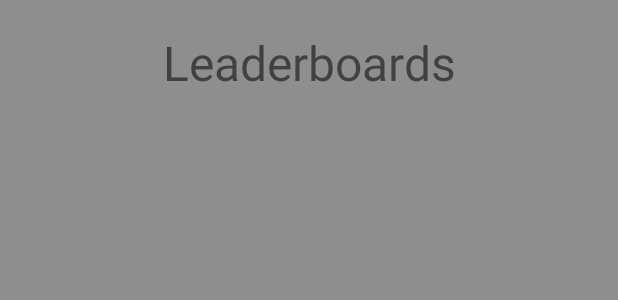
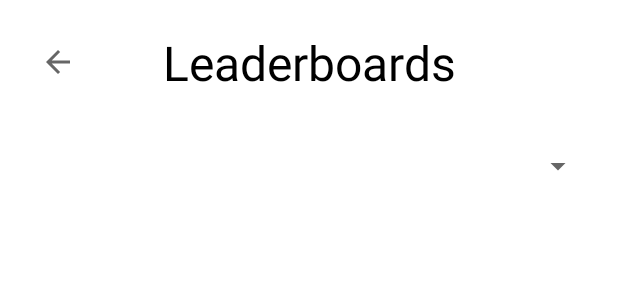
Before and after one commit to Tian99Yu/Matchstickmen-Adventure, an Android app: the layout leaderboard_layout.xml on its own in the app's theme, with its tools: preview values and no code run, on a phone screen of 412 x 824 dp. Shown: the top 300 px of the screen. Run offline under Robolectric (Android 15) with nearby library versions, the light colour scheme and no system bars.

Commit message:
Set app to run in portrait mode. Developed Leaderboard classes following presenter design pattern.

```diff
--- a/phase1/Game/app/src/main/java/com/example/game/MainMenuScreen.java
+++ b/phase1/Game/app/src/main/java/com/example/game/MainMenuScreen.java
@@ -13,13 +13,11 @@ import com.example.game.gamecode.GameView;
 import com.example.game.gamecode.MatchstickMen.MatchstickMenActivity;
 import com.example.game.gamecode.Snake.SnakeActivity;
 import com.example.game.leaderboardcode.LeaderboardActivity;
-import com.example.game.leaderboardcode.LeaderboardManager;
 
 public class MainMenuScreen extends AppCompatActivity {
 
     @Override
     protected void onCreate(Bundle savedInstanceState) {
-        LeaderboardManager lm = new LeaderboardManager(this.getDataDir());
         super.onCreate(savedInstanceState);
         setContentView(R.layout.activity_main_menu_screen);
 
--- a/phase1/Game/app/src/main/res/layout/leaderboard_layout.xml
+++ b/phase1/Game/app/src/main/res/layout/leaderboard_layout.xml
@@ -5,7 +5,19 @@
     android:id="@+id/leaderboardLayout"
     android:layout_width="match_parent"
     android:layout_height="match_parent"
-    android:background="#AD5C5C5C">
+    android:background="#FFFFFF">
+
+    <ImageButton
+        android:id="@+id/closeLeaderboard"
+        android:layout_width="wrap_content"
+        android:layout_height="wrap_content"
+        android:layout_marginEnd="32dp"
+        android:background="#41FFFFFF"
+        app:layout_constraintBottom_toTopOf="@+id/guideline3"
+        app:layout_constraintEnd_toStartOf="@+id/textView2"
+        app:layout_constraintStart_toStartOf="parent"
+        app:layout_constraintTop_toTopOf="parent"
+        app:srcCompat="?attr/actionModeCloseDrawable" />
 
     <androidx.constraintlayout.widget.Guideline
         android:id="@+id/guideline3"
@@ -16,17 +28,19 @@
 
     <TextView
         android:id="@+id/textView2"
-        style="@android:style/Widget.DeviceDefault.TextView"
+        style="@android:style/Widget.Material.Light.TextView"
         android:layout_width="wrap_content"
         android:layout_height="wrap_content"
         android:text="@string/leaderboard_title"
+        android:textColor="#000000"
         android:textSize="32sp"
         app:layout_constraintBottom_toTopOf="@+id/guideline3"
         app:layout_constraintEnd_toEndOf="parent"
         app:layout_constraintStart_toStartOf="parent"
         app:layout_constraintTop_toTopOf="parent" />
 
-    <TableLayout
+    <androidx.constraintlayout.widget.ConstraintLayout
+        android:id="@+id/leaderboardScoreLayout"
         android:layout_width="0dp"
         android:layout_height="0dp"
         android:layout_marginHorizontal="16dp"
@@ -36,20 +50,22 @@
         app:layout_constraintStart_toStartOf="parent"
         app:layout_constraintTop_toTopOf="@+id/guideline3">
 
-        <TableRow
-            android:layout_width="match_parent"
-            android:layout_height="wrap_content" />
+        <Spinner
+            android:id="@+id/gameList"
+            android:layout_width="0dp"
+            android:layout_height="wrap_content"
+            app:layout_constraintEnd_toEndOf="parent"
+            app:layout_constraintStart_toStartOf="parent"
+            app:layout_constraintTop_toTopOf="parent" />
 
-        <TableRow
-            android:layout_width="match_parent"
-            android:layout_height="match_parent" />
+        <TableLayout
+            android:id="@+id/scoreTable"
+            android:layout_width="0dp"
+            android:layout_height="0dp"
+            app:layout_constraintBottom_toBottomOf="parent"
+            app:layout_constraintEnd_toEndOf="parent"
+            app:layout_constraintStart_toStartOf="parent"
+            app:layout_constraintTop_toBottomOf="@+id/gameList" />
+    </androidx.constraintlayout.widget.ConstraintLayout>
 
-        <TableRow
-            android:layout_width="match_parent"
-            android:layout_height="match_parent" />
-
-        <TableRow
-            android:layout_width="match_parent"
-            android:layout_height="match_parent" />
-    </TableLayout>
 </androidx.constraintlayout.widget.ConstraintLayout>
--- a/phase1/Game/app/src/main/res/values/styles.xml
+++ b/phase1/Game/app/src/main/res/values/styles.xml
@@ -15,6 +15,12 @@
         <item name="android:windowContentOverlay">@null</item>
     </style>
 
+    <style name="LeaderboardTheme" parent="Theme.AppCompat.Light.NoActionBar">
+        <item name="android:windowNoTitle">true</item>
+        <item name="android:windowActionBar">false</item>
+        <item name="android:windowFullscreen">false</item>
+    </style>
+
     <style name="FullscreenActionBarStyle" parent="Widget.AppCompat.ActionBar">
         <item name="android:background">@color/black_overlay</item>
     </style>
```
Also changed, not shown: phase1/Game/app/src/main/AndroidManifest.xml (+12 -7 lines), phase1/Game/app/src/main/java/com/example/game/leaderboardcode/LeaderboardActivity.java (+91 -1 lines), phase1/Game/app/src/main/java/com/example/game/leaderboardcode/LeaderboardInterface.java (added, +12 -0 lines), phase1/Game/app/src/main/java/com/example/game/leaderboardcode/LeaderboardManager.java (+20 -9 lines), phase1/Game/app/src/main/java/com/example/game/leaderboardcode/LeaderboardPresenter.java (added, +29 -0 lines).
